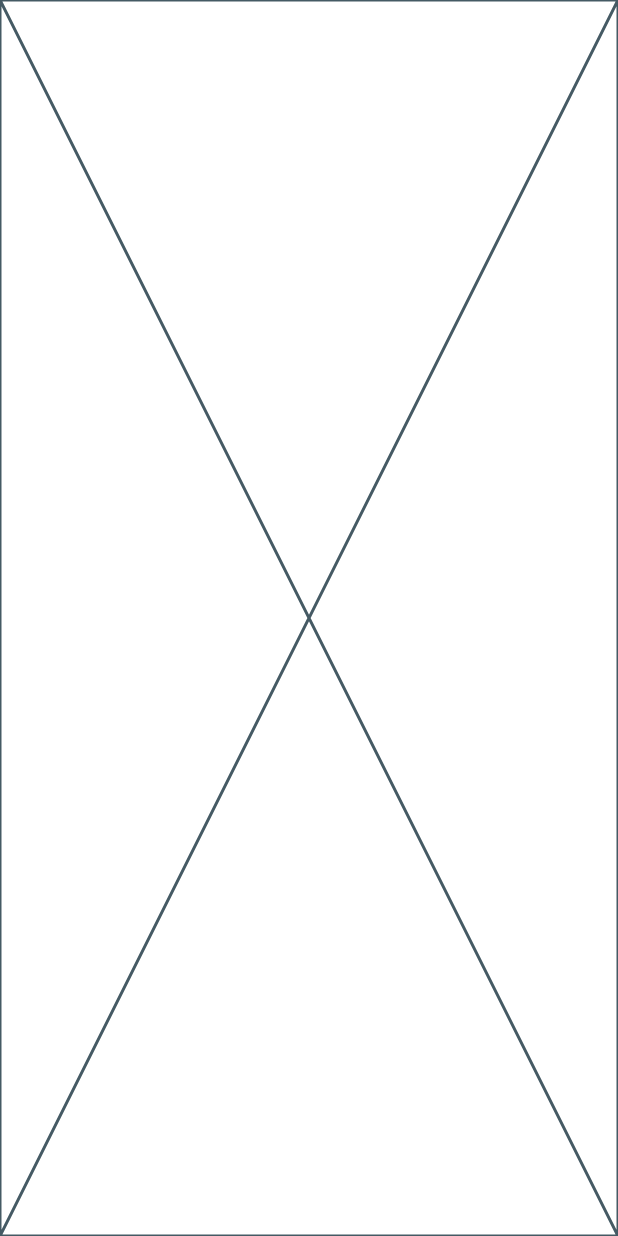
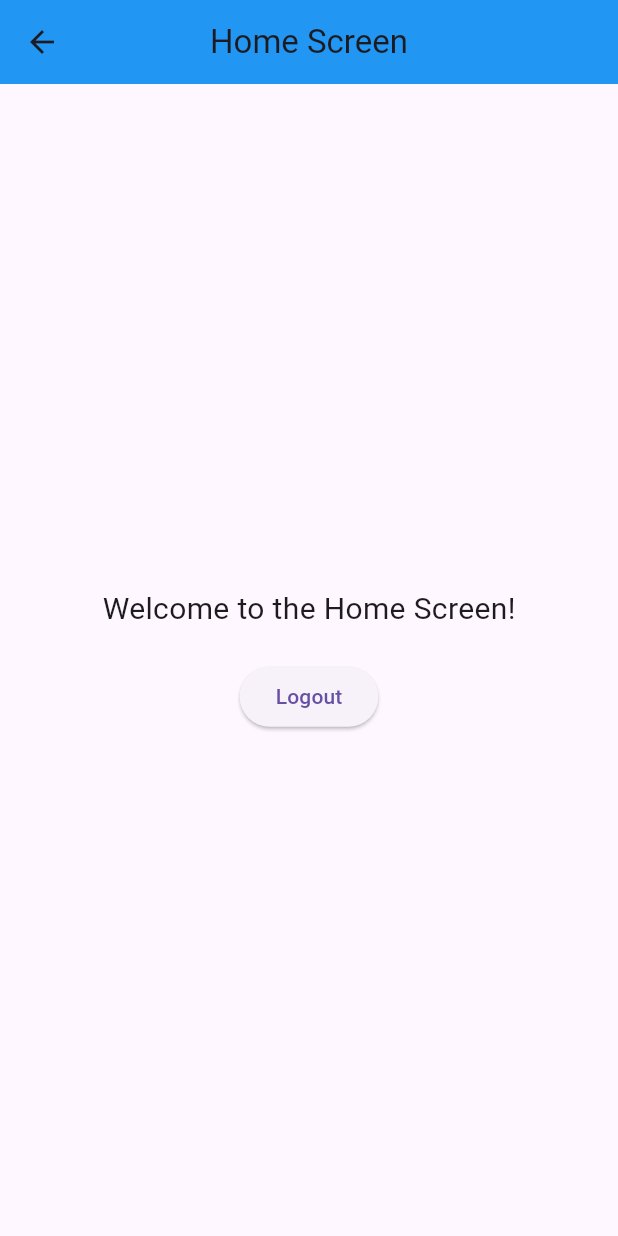
Before and after one commit to pensalwardeva/enable-dis-login-page, a Flutter app: the screen it shows after launch, after a tap on an icon or button, on a phone screen of 412 x 824 dp. Run offline on Flutter 3.47's test engine with Material 3 defaults, Android fonts, the phone set to English and light mode, and no system bars; our stand-ins replace get.

Commit message:
second commit

```diff
--- a/lib/Home screen.dart
+++ b/lib/Home screen.dart
@@ -1,10 +1,32 @@
-import 'package:flutter/cupertino.dart';
+import 'package:flutter/material.dart';
 
 class homepage extends StatelessWidget {
-  const homepage({super.key});
-
   @override
   Widget build(BuildContext context) {
-    return const Placeholder();
+    return Scaffold(
+      appBar: AppBar(
+        backgroundColor: Colors.blue,
+        title: const Text('Home Screen'),
+        centerTitle: true,
+      ),
+      body: Center(
+        child: Column(
+          mainAxisAlignment: MainAxisAlignment.center,
+          children: [
+            const Text(
+              'Welcome to the Home Screen!',
+              style: TextStyle(fontSize: 20),
+            ),
+            const SizedBox(height: 20),
+            ElevatedButton(
+              onPressed: () {
+                // You can add navigation logic here
+              },
+              child: const Text('Logout'),
+            ),
+          ],
+        ),
+      ),
+    );
   }
 }
--- a/lib/login page.dart
+++ b/lib/login page.dart
@@ -13,7 +13,7 @@ class LoginPage extends StatefulWidget {
 class _LoginPageState extends State<LoginPage> {
   final GlobalKey<FormState> _formKey = GlobalKey<FormState>();
   final TextEditingController _passwordController = TextEditingController();
-  final TextEditingController _phoneController = TextEditingController();
+  final TextEditingController _emailController = TextEditingController();
   bool _isPasswordVisible = false;
 
   @override
@@ -43,29 +43,6 @@ class _LoginPageState extends State<LoginPage> {
                   child: Column(
                     children: [
                       SizedBox(height: height * 0.1),
-                      // Container(
-                      //   height: height * 0.125,
-                      //   width: height * 0.125,
-                      //   decoration: BoxDecoration(
-                      //     color: Colors.white,
-                      //     borderRadius: BorderRadius.circular(26),
-                      //   ),
-                      //   child: const Center(
-                      //     child: Icon(
-                      //       Icons.cloud,
-                      //       size: 48,
-                      //       color: Colors.blue,
-                      //     ),
-                      //   ),
-                      // ),
-                      // const SizedBox(height: 5),
-                      // const Text(
-                      //   Constants.appName,
-                      //   style: TextStyle(
-                      //     fontWeight: FontWeight.w600,
-                      //     color: Colors.white,
-                      //   ),
-                      // ),
                     ],
                   ),
                 ),
@@ -157,17 +134,17 @@ class _LoginPageState extends State<LoginPage> {
     return Column(
       children: [
         TextFormField(
-          controller: _phoneController,
+          controller: _emailController,
           decoration: const InputDecoration(
-            labelText: 'Phone',
+            labelText: 'Email',
             border: OutlineInputBorder(),
-            prefixIcon: Icon(Icons.phone),
+            prefixIcon: Icon(Icons.email),
           ),
           validator: (value) {
             if (value!.isEmpty) {
-              return 'Please enter your Phone Number';
-            } else if (!RegExp(r'^[0-9]+$').hasMatch(value)) {
-              return 'Please enter a valid phone address';
+              return 'Please enter your Email';
+            } else if (!RegExp(r'^[\w-]+(\.[\w-]+)*@[\w-]+(\.[\w-]+)+$').hasMatch(value)) {
+              return 'Please enter a valid email address';
             }
             return null;
           },
@@ -214,7 +191,7 @@ class _LoginPageState extends State<LoginPage> {
               ? () {
                   Navigator.pushReplacement(
                     context,
-                    MaterialPageRoute(builder: (context) => const homepage()),
+                    MaterialPageRoute(builder: (context) => homepage()),
                   );
                 }
               : null,
@@ -233,7 +210,7 @@ class _LoginPageState extends State<LoginPage> {
         const SizedBox(height: 5),
         GestureDetector(
           onTap: () {
-            Get.to(const homepage());
+            Get.to(homepage());
           },
           child: RichText(
             text: TextSpan(
```
